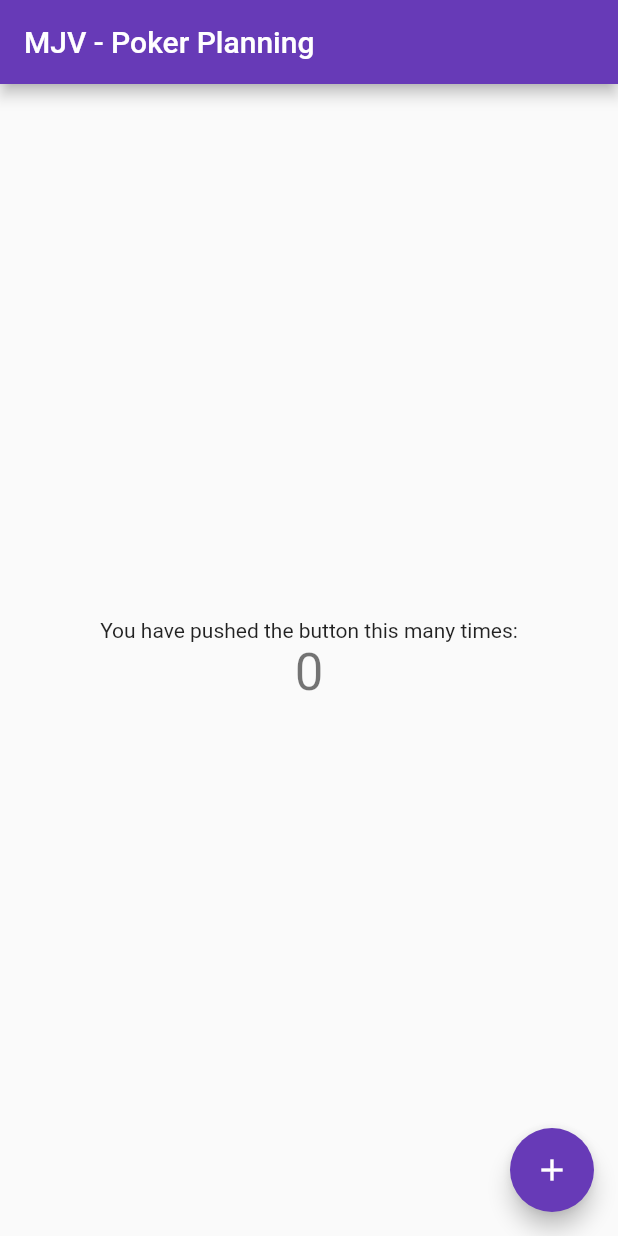
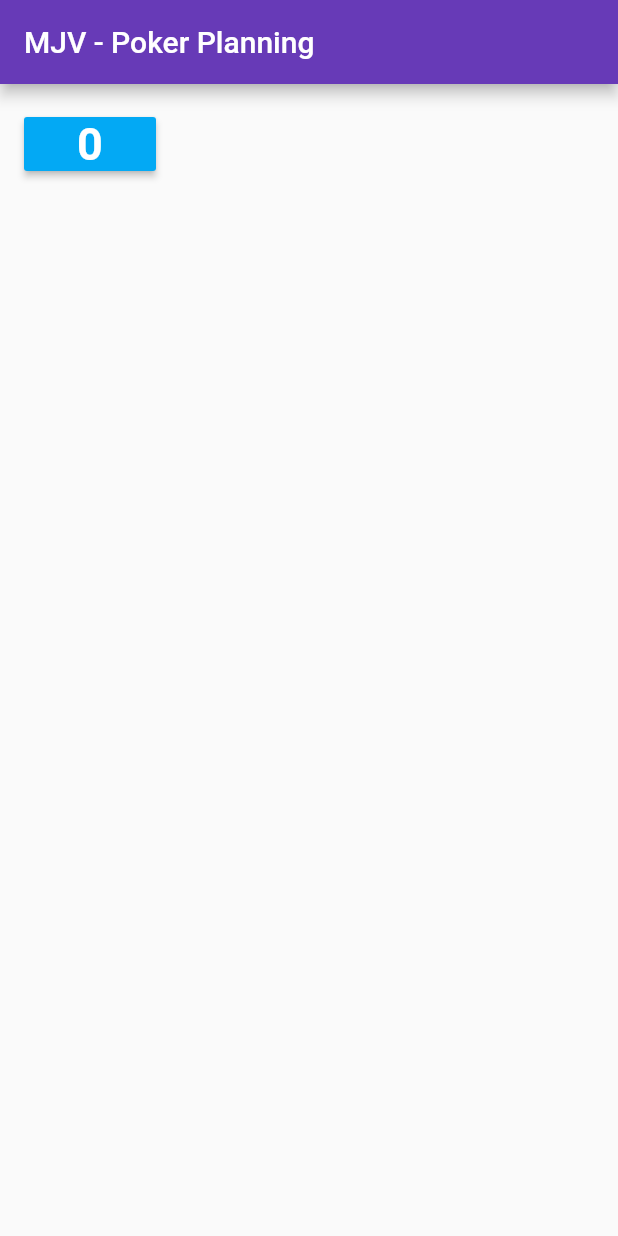
Before and after one commit to lucasratske/pokerplanning, a Flutter app: the screen it shows after launch, on a phone screen of 412 x 824 dp. Run offline on Flutter 3.47's test engine with Material 2 defaults, Android fonts, the phone set to English and light mode, and no system bars.

Commit message:
Adicionado modal

```diff
--- a/lib/main.dart
+++ b/lib/main.dart
@@ -43,69 +43,43 @@ class MyHomePage extends StatefulWidget {
 }
 
 class _MyHomePageState extends State<MyHomePage> {
-  int _counter = 0;
 
-  void _incrementCounter() {
-    setState(() {
-      // This call to setState tells the Flutter framework that something has
-      // changed in this State, which causes it to rerun the build method below
-      // so that the display can reflect the updated values. If we changed
-      // _counter without calling setState(), then the build method would not be
-      // called again, and so nothing would appear to happen.
-      // _counter++;
-      _counter = _counter + 10;
-
-    });
+  void dialog() {
+      showDialog<void>(
+        context: context,
+        builder: (BuildContext context) {
+          return new Container(
+            alignment: Alignment.center,
+            child: new Padding(
+              padding: const EdgeInsets.all(16.0),
+              child: new Text("0", style: new TextStyle(fontSize: 50.0),),
+            ),
+          );
+        }
+      );
   }
 
   @override
   Widget build(BuildContext context) {
-    // This method is rerun every time setState is called, for instance as done
-    // by the _incrementCounter method above.
-    //
-    // The Flutter framework has been optimized to make rerunning build methods
-    // fast, so that you can just rebuild anything that needs updating rather
-    // than having to individually change instances of widgets.
     return new Scaffold(
       appBar: new AppBar(
-        // Here we take the value from the MyHomePage object that was created by
-        // the App.build method, and use it to set our appbar title.
         title: new Text(widget.title),
       ),
-      body: new Center(
-        // Center is a layout widget. It takes a single child and positions it
-        // in the middle of the parent.
+      body: new Padding(
+        padding: const EdgeInsets.all(16.0),
         child: new Column(
-          // Column is also layout widget. It takes a list of children and
-          // arranges them vertically. By default, it sizes itself to fit its
-          // children horizontally, and tries to be as tall as its parent.
-          //
-          // Invoke "debug paint" (press "p" in the console where you ran
-          // "flutter run", or select "Toggle Debug Paint" from the Flutter tool
-          // window in IntelliJ) to see the wireframe for each widget.
-          //
-          // Column has various properties to control how it sizes itself and
-          // how it positions its children. Here we use mainAxisAlignment to
-          // center the children vertically; the main axis here is the vertical
-          // axis because Columns are vertical (the cross axis would be
-          // horizontal).
-          mainAxisAlignment: MainAxisAlignment.center,
-          children: <Widget>[
-            new Text(
-              'You have pushed the button this many times:',
-            ),
-            new Text(
-              '$_counter',
-              style: Theme.of(context).textTheme.display1,
-            ),
-          ],
-        ),
+              mainAxisAlignment: MainAxisAlignment.start,
+              crossAxisAlignment: CrossAxisAlignment.center,
+              children: <Widget> [ //Padding between these please
+                new MaterialButton(
+                  child: new Text("0", style: new TextStyle(fontSize: 30.0, fontWeight: FontWeight.bold)),
+                  color: Colors.lightBlue,
+                  textColor: Colors.white,
+                  onPressed: dialog,
+                )
+              ]
+            )
       ),
-      floatingActionButton: new FloatingActionButton(
-        onPressed: _incrementCounter,
-        tooltip: 'Increment',
-        child: new Icon(Icons.add),
-      ), // This trailing comma makes auto-formatting nicer for build methods.
     );
   }
 }
```
